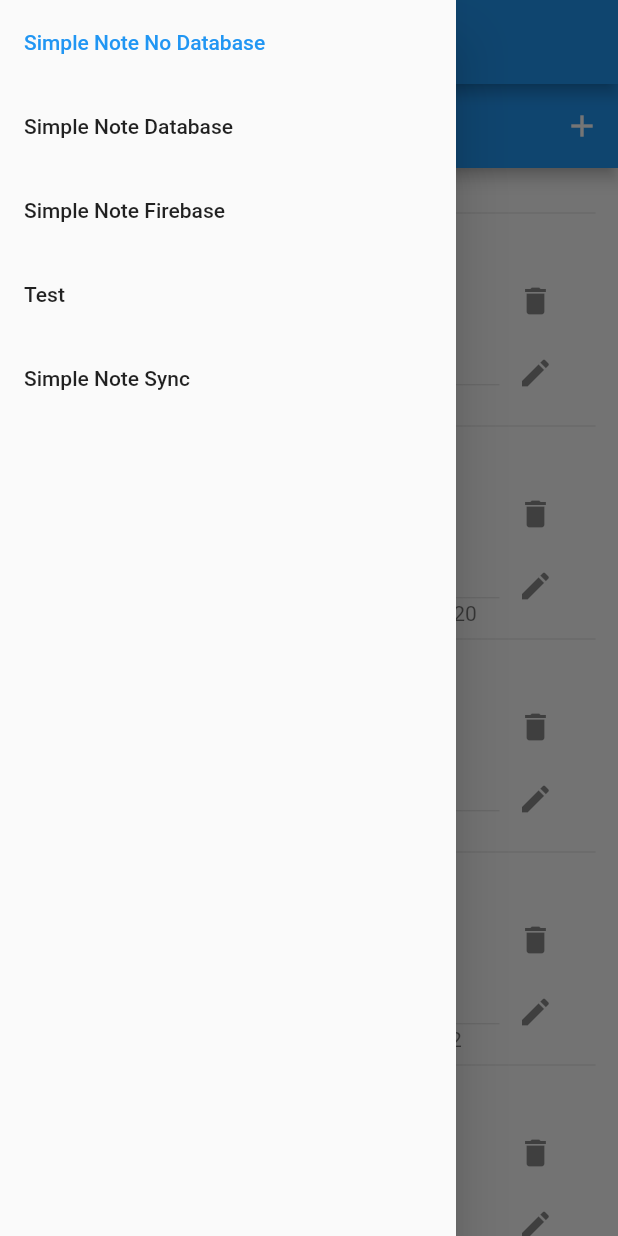
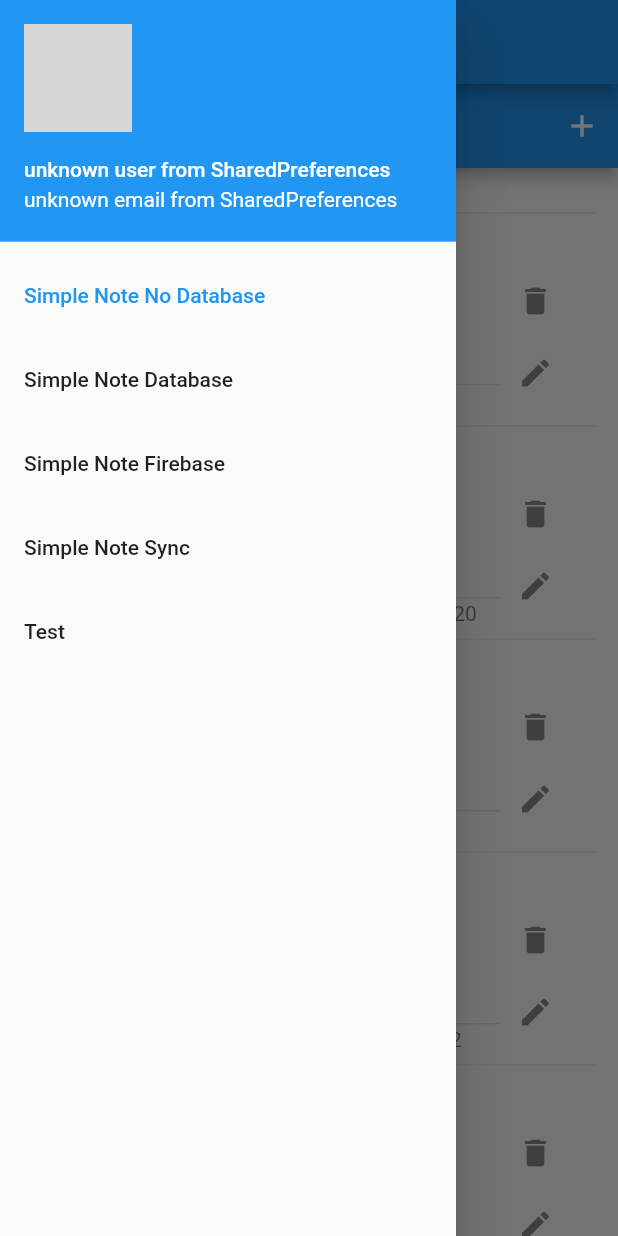
Before and after one commit to LeXuanKhanh/FlutterSimpleNote, a Flutter app: the screen it shows after launch, with the side drawer open, on a phone screen of 412 x 824 dp. Run offline on Flutter 3.47's test engine with Material 2 defaults, Android fonts, the phone set to English and light mode, and no system bars; our stand-ins replace cloud_firestore, shared_preferences, sqflite; accounts and stored records are empty; grey boxes are pictures that could not be loaded.

Commit message:
add user drawer header add Share Preferenfes to manage state between screens add login screen

```diff
--- a/lib/main.dart
+++ b/lib/main.dart
@@ -1,11 +1,22 @@
 import 'package:flutter/material.dart';
-import 'simpleNote.dart';
-import 'simpleNoteDb.dart';
-import 'simpleNoteFirebase.dart';
-import 'test.dart';
 import 'myAppWithDrawer.dart';
+import 'package:shared_preferences/shared_preferences.dart';
 
-void main() => runApp(new MyAppWithDrawer());
+void main() {
+  initSharePreferences();
+  runApp(new MyAppWithDrawer());
+}
+
+//init shared gmail user data in SharedPreferences
+void initSharePreferences() async {
+  SharedPreferences prefs = await SharedPreferences.getInstance();
+  if (prefs.getString('userDisplayName') == null)
+    await prefs.setString('userDisplayName', 'unknown user from SharedPreferences');
+  if (prefs.getString('userEmail') == null)
+    await prefs.setString('userEmail', 'unknown email from SharedPreferences');
+  if (prefs.getString('userAvatarUrl') == null)
+    await prefs.setString('userAvatarUrl', '');
+}
 
 class MyApp extends StatelessWidget {
   // This widget is the root of your application.
--- a/lib/myAppWithDrawer.dart
+++ b/lib/myAppWithDrawer.dart
@@ -1,8 +1,11 @@
 import 'package:flutter/material.dart';
+import 'package:shared_preferences/shared_preferences.dart';
+
 import 'simpleNote.dart';
 import 'simpleNoteDb.dart';
 import 'simpleNoteFirebase.dart';
-import 'test.dart';
+import 'syncDatabase.dart';
+import 'loginScreen.dart';
 
 class MyAppWithDrawer extends StatelessWidget {
   // This widget is the root of your application.
@@ -25,7 +28,6 @@ class DrawerItem {
 }
 
 class MyHomePage extends StatefulWidget {
-  //MyHomePage({Key key, this.title}) : super(key: key);
 
   String title = "Simple Note No Database";
 
@@ -33,8 +35,8 @@ class MyHomePage extends StatefulWidget {
     new DrawerItem("Simple Note No Database"),
     new DrawerItem("Simple Note Database"),
     new DrawerItem("Simple Note Firebase"),
-    new DrawerItem("Test"),
-    new DrawerItem('Simple Note Sync '),
+    new DrawerItem("Simple Note Sync"),
+    new DrawerItem('Test'),
   ];
 
   @override
@@ -54,12 +56,12 @@ class _MyHomePageState extends State<MyHomePage> {
       case 2:
         return new MySimpleNoteFirebase();
       case 3:
-        return new Test();
+        return new SyncDatabase();
       case 4:
-        return new Text("Coming Soon");
+        return new LoginScreen();
       default:
         return new Text("Error");
-    }
+  }
   }
 
   _onSelectItem(int index) {
@@ -68,6 +70,12 @@ class _MyHomePageState extends State<MyHomePage> {
       widget.title = widget.drawerItems[index].title;
     });
     Navigator.of(context).pop(); // close the drawer
+  }
+
+  @override
+  void initState(){
+    // TODO: implement initState
+    super.initState();
   }
 
   @override
@@ -93,10 +101,32 @@ class _MyHomePageState extends State<MyHomePage> {
       drawer: new Drawer(
         child: new Column(
           children: <Widget>[
-            /*
-            new UserAccountsDrawerHeader(
-                accountName: new Text("John Doe"), accountEmail: null),
-            */
+            new FutureBuilder(
+                future: SharedPreferences.getInstance(),
+                builder: (context,snapshot){
+                  if (snapshot.hasData){
+                    SharedPreferences prefs = snapshot.data;
+                    if (prefs.getString('userAvatarUrl') != '')
+                      return UserAccountsDrawerHeader(
+                        accountName: new Text(prefs.getString("userDisplayName")),
+                        accountEmail: new Text(prefs.getString("userEmail")),
+                        currentAccountPicture: new CircleAvatar( backgroundImage: new NetworkImage(prefs.getString("userAvatarUrl")) ),
+                      );
+                    else
+                      return UserAccountsDrawerHeader(
+                        accountName: new Text(prefs.getString("userDisplayName")),
+                        accountEmail: new Text(prefs.getString("userEmail")),
+                        currentAccountPicture: new CircleAvatar( backgroundImage: new AssetImage('assets/avatar.png') ),
+                      );
+                  }
+                  else
+                    return UserAccountsDrawerHeader(
+                      accountName: new Text('loading...'),
+                      accountEmail: new Text('loading...'),
+                      currentAccountPicture: new CircleAvatar( backgroundImage: new AssetImage('assets/avatar.png') ),
+                    );
+                }
+            ),
             new Column(children: drawerOptions)
           ],
         ),
--- a/lib/simpleNoteFirebase.dart
+++ b/lib/simpleNoteFirebase.dart
@@ -1,6 +1,7 @@
 import 'dart:async';
 import 'package:flutter/material.dart';
 import 'package:cloud_firestore/cloud_firestore.dart';
+import 'package:shared_preferences/shared_preferences.dart';
 
 import 'package:intl/intl.dart';
 import 'package:flutter_simple_note/model/noteItem.dart';
@@ -128,19 +129,30 @@ class _MyHomePageState extends State<MyHomePage> {
         body: new Container(
           padding: const EdgeInsets.only(top: 10.0),
           alignment: Alignment.center,
-          child: StreamBuilder(
-            stream: Firestore.instance.collection('NoteItem').snapshots(),
+          child: FutureBuilder(
+              future: SharedPreferences.getInstance(),
+              builder: (context,result){
+                if (result.hasData){
+                  SharedPreferences prefs = result.data;
+                  if (prefs.getString('userEmail') == 'unknown email from SharedPreferences')
+                    return new Text('you must log in to see online database');
+                  else
+                    return StreamBuilder(
+                      stream: Firestore.instance.collection(prefs.getString('userEmail')).snapshots(),
                       builder: (context,AsyncSnapshot snapshot){
                         if (!snapshot.hasData)
                           return new Container(alignment: AlignmentDirectional.center,child: new CircularProgressIndicator(),);
 
                         return ListView.builder(
                           itemCount: snapshot.data.documents.length,
-                itemBuilder: (context, position) =>
-                    _listItem(context, snapshot.data.documents[position]),
+                          itemBuilder: (context, position) => _listItem(context, snapshot.data.documents[position]),
                         );
                       }
-          )
+                    );
+                }
+                else
+                  return new Container(alignment: AlignmentDirectional.center,child: new CircularProgressIndicator(),);
+          })
         ),
     );
   }
--- a/lib/test.dart
+++ b/lib/syncDatabase.dart
@@ -5,7 +5,7 @@ import 'model/dbHelper.dart';
 import 'model/noteItem.dart';
 
 
-class Test extends StatelessWidget {
+class SyncDatabase extends StatelessWidget {
   @override
   Widget build(BuildContext context) {
     return new MaterialApp(
@@ -103,9 +103,6 @@ class _MyHomePageState extends State<MyHomePage> {
   @override
   Widget build(BuildContext context) {
     return new Scaffold(
-      appBar: new AppBar(
-        title: new Text("Test"),
-      ),
       body: Column(
         children: <Widget>[
           new ListTile(
--- a/pubspec.yaml
+++ b/pubspec.yaml
@@ -13,6 +13,9 @@ dependencies:
   sqflite : any
 
   cloud_firestore:
+  firebase_auth:
+  google_sign_in:
+  shared_preferences:
 
 dev_dependencies:
   flutter_test:
@@ -29,7 +32,8 @@ flutter:
   # included with your application, so that you can use the icons in
   # the material Icons class.
   uses-material-design: true
-
+  assets:
+          - assets/
   # To add assets to your application, add an assets section, like this:
   # assets:
   #  - images/a_dot_burr.jpeg
```
Also changed, not shown: pubspec.lock, 2 other files. Lines whose indentation alone changed are shown as unchanged.
